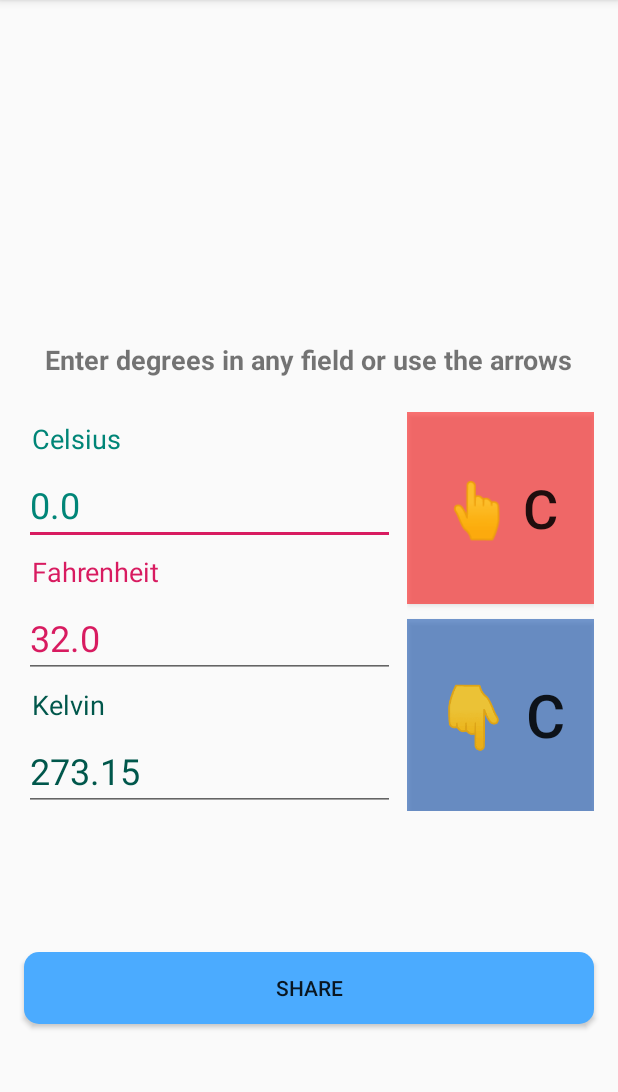
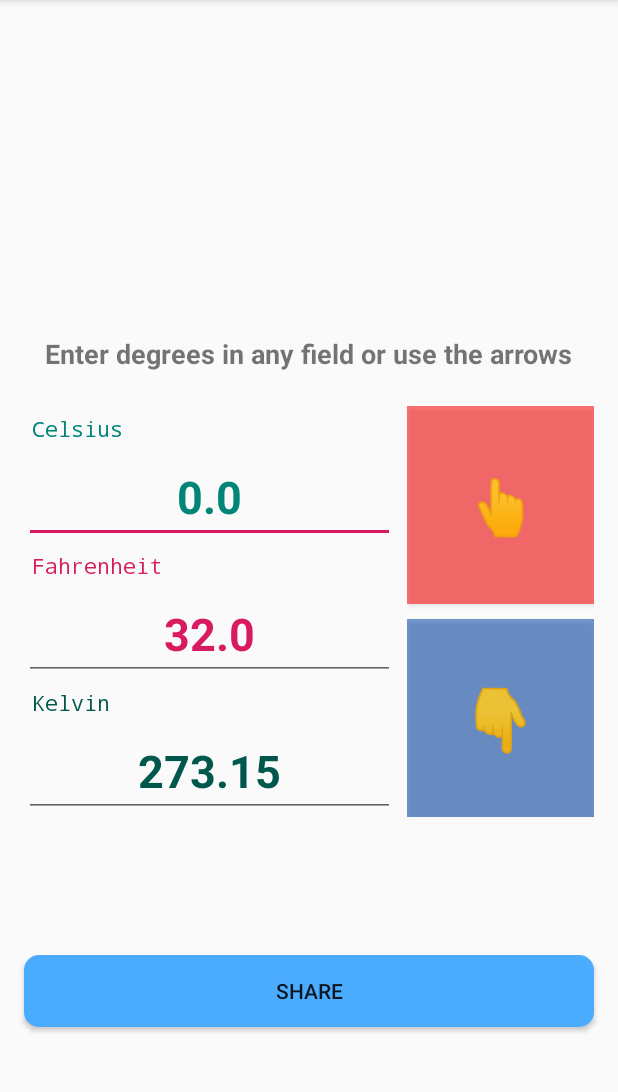
Before and after one commit to jelitter/temperature-mobile-app, an Android app: the screen it shows after launch (MainActivity), on a phone screen of 412 x 824 dp, the part 84-1176 px from its top. Run offline under Robolectric (Android 15) with nearby library versions, the phone set to English and light mode, and no system bars.

```diff
--- a/app/src/main/java/sanchez/isaac/temperatureapp/Degree.java
+++ b/app/src/main/java/sanchez/isaac/temperatureapp/Degree.java
@@ -1,6 +1,9 @@
 package sanchez.isaac.temperatureapp;
 
-public class Degree {
+import android.os.Parcel;
+import android.os.Parcelable;
+
+public class Degree  {
 
     public double celsius;
     public double fahrenheit;
@@ -8,7 +11,7 @@ public class Degree {
 
 
     public Degree(double celsius) {
-        this.celsius = celsius;
+        this.setCelsius(celsius);
     }
 
     public double getCelsius() {
@@ -49,4 +52,9 @@ public class Degree {
         this.celsius = kelvin - 273.15;
         this.fahrenheit = (kelvin -273.15) * 9/5 + 32;
     }
+
+
+    public String toString() {
+        return getCelsiusToString() +" C, " + getKelvinToString() +" K, "+ getFahrenheitToString() +" F, " ;
+    }
 }
--- a/app/src/main/java/sanchez/isaac/temperatureapp/MainActivity.java
+++ b/app/src/main/java/sanchez/isaac/temperatureapp/MainActivity.java
@@ -1,6 +1,5 @@
 package sanchez.isaac.temperatureapp;
 import android.content.Intent;
-import android.support.annotation.ColorInt;
 import android.support.v7.app.AppCompatActivity;
 import android.os.Bundle;
 import android.text.Editable;
@@ -8,22 +7,19 @@ import android.text.TextWatcher;
 import android.widget.Button;
 import android.widget.EditText;
 import android.view.View;
+import android.widget.Toast;
 
 
 public class MainActivity extends AppCompatActivity {
 
     private Degree temp;
     EditText celsius, fahrenheit, kelvin;
-    EditText lastFocusedField;
     Button buttonUp, buttonDown, buttonShare;
 
 
 
     @Override
     protected void onCreate(Bundle savedInstanceState) {
-
-        temp = new Degree(0);
-
         super.onCreate(savedInstanceState);
         setContentView(R.layout.activity_main);
 
@@ -35,16 +31,25 @@ public class MainActivity extends AppCompatActivity {
         buttonDown = findViewById(R.id.buttonDown);
         buttonShare = findViewById(R.id.buttonShare);
 
-        // Starting at 0 Celsius degrees
-        temp.setCelsius(0);
-        refreshFields();
-        lastFocusedField = celsius;
-        buttonUp.setText("👆 C");
         buttonUp.setBackgroundColor(0x88FF0000);  // argb
-        buttonDown.setText("👇 C");
         buttonDown.setBackgroundColor(0x880044AA);  // argb
 
 
+        double initialCelsius = 0;
+
+        if (savedInstanceState != null) {
+            initialCelsius = savedInstanceState.getDouble("celsius", 0);
+            Toast.makeText(getApplicationContext(),"LOADED DATA\n"+initialCelsius+" C",
+                    Toast.LENGTH_LONG).show();
+        } else {
+            celsius.requestFocus();
+        }
+
+        temp = new Degree(initialCelsius);
+        fahrenheit.setText(temp.getFahrenheitToString());
+        kelvin.setText(temp.getKelvinToString());
+
+        refreshFields();
         setListeners();
     }
 
@@ -61,14 +66,13 @@ public class MainActivity extends AppCompatActivity {
             }
         });
 
-        this.buttonUp.setOnClickListener(createSpinnerListener(1));
-        this.buttonDown.setOnClickListener(createSpinnerListener(-1));
+        this.buttonUp.setOnClickListener(createUpDownListeners(1));
+        this.buttonDown.setOnClickListener(createUpDownListeners(-1));
 
 
         celsius.setOnFocusChangeListener(new View.OnFocusChangeListener() {
             @Override
             public void onFocusChange(View v, boolean hasFocus) {
-                    lastFocusedField = celsius;
                     buttonUp.setText(R.string.up_celsius);
                     buttonDown.setText(R.string.down_celsius);
             }
@@ -76,7 +80,6 @@ public class MainActivity extends AppCompatActivity {
         fahrenheit.setOnFocusChangeListener(new View.OnFocusChangeListener() {
             @Override
             public void onFocusChange(View v, boolean hasFocus) {
-                    lastFocusedField = fahrenheit;
                     buttonUp.setText(R.string.up_fahrenheit);
                     buttonDown.setText(R.string.down_fahrenheit);
             }
@@ -84,7 +87,6 @@ public class MainActivity extends AppCompatActivity {
         kelvin.setOnFocusChangeListener(new View.OnFocusChangeListener() {
             @Override
             public void onFocusChange(View v, boolean hasFocus) {
-                    lastFocusedField = kelvin;
                     buttonUp.setText(R.string.up_kelvin);
                     buttonDown.setText(R.string.down_kelvin);
             }
@@ -114,7 +116,6 @@ public class MainActivity extends AppCompatActivity {
                         kelvin.setText(temp.getKelvinToString());
                     };
                 }
-
             }
         });
 
@@ -143,8 +144,6 @@ public class MainActivity extends AppCompatActivity {
                     };
                 }
             }
-
-
         });
 
         this.kelvin.addTextChangedListener(new TextWatcher() {
@@ -173,21 +172,19 @@ public class MainActivity extends AppCompatActivity {
                 }
             }
         });
-
-
     }
 
 
 
-    private View.OnClickListener createSpinnerListener(final int increment) {
+    private View.OnClickListener createUpDownListeners(final int increment) {
         return new View.OnClickListener() {
             @Override
             public void onClick(View v) {
 
-                if (lastFocusedField ==  fahrenheit) {
+                if (getCurrentFocus() ==  fahrenheit) {
                     temp.setFahrenheit(temp.getFahrenheit()+increment);
                 }
-                else if (lastFocusedField ==  kelvin) {
+                else if (getCurrentFocus() ==  kelvin) {
                     temp.setKelvin(temp.getKelvin()+increment);
                 } else {
                     temp.setCelsius(temp.getCelsius()+increment);
@@ -198,6 +195,17 @@ public class MainActivity extends AppCompatActivity {
         };
     }
 
+    @Override
+    public void onSaveInstanceState(Bundle outState) {
+        outState.putDouble("celsius", temp.getCelsius());
+
+        Toast.makeText(getApplicationContext(),"Saved data" +
+                        "\nCelsius: "+outState.getDouble("celsius"),
+                Toast.LENGTH_LONG).show();
+
+        super.onSaveInstanceState(outState);
+    }
+
     private void refreshFields() {
         celsius.setText(temp.getCelsiusToString());
         fahrenheit.setText(temp.getFahrenheitToString());
--- a/app/src/main/res/layout/activity_main.xml
+++ b/app/src/main/res/layout/activity_main.xml
@@ -53,10 +53,11 @@
                 <TextView
                     android:layout_width="match_parent"
                     android:layout_height="wrap_content"
+                    android:fontFamily="monospace"
                     android:padding="5dp"
                     android:text="Celsius"
                     android:textColor="@color/colorPrimary"
-                    android:textSize="18sp"
+                    android:textSize="14sp"
                     app:layout_constraintStart_toStartOf="parent"
                     app:layout_constraintTop_toTopOf="parent" />
 
@@ -67,16 +68,19 @@
                     android:ems="10"
                     android:inputType="numberDecimal"
                     android:text=""
+                    android:textAlignment="center"
                     android:textColor="@color/colorPrimary"
-                    android:textSize="24sp" />
+                    android:textSize="30sp"
+                    android:textStyle="bold" />
 
                 <TextView
                     android:layout_width="match_parent"
                     android:layout_height="wrap_content"
+                    android:fontFamily="monospace"
                     android:padding="5dp"
                     android:text="Fahrenheit"
                     android:textColor="@color/colorAccent"
-                    android:textSize="18sp"
+                    android:textSize="14sp"
                     app:layout_constraintStart_toStartOf="parent"
                     app:layout_constraintTop_toTopOf="parent" />
 
@@ -86,16 +90,19 @@
                     android:layout_height="wrap_content"
                     android:ems="10"
                     android:inputType="numberDecimal"
+                    android:textAlignment="center"
                     android:textColor="@color/colorAccent"
-                    android:textSize="24sp" />
+                    android:textSize="30sp"
+                    android:textStyle="bold" />
 
                 <TextView
                     android:layout_width="match_parent"
                     android:layout_height="wrap_content"
+                    android:fontFamily="monospace"
                     android:padding="5dp"
                     android:text="Kelvin"
                     android:textColor="@color/colorPrimaryDark"
-                    android:textSize="18sp"
+                    android:textSize="14sp"
                     app:layout_constraintStart_toStartOf="parent"
                     app:layout_constraintTop_toTopOf="parent" />
 
@@ -105,8 +112,10 @@
                     android:layout_height="wrap_content"
                     android:ems="10"
                     android:inputType="numberDecimal"
+                    android:textAlignment="center"
                     android:textColor="@color/colorPrimaryDark"
-                    android:textSize="24sp" />
+                    android:textSize="30sp"
+                    android:textStyle="bold" />
 
 
             </LinearLayout>
```
